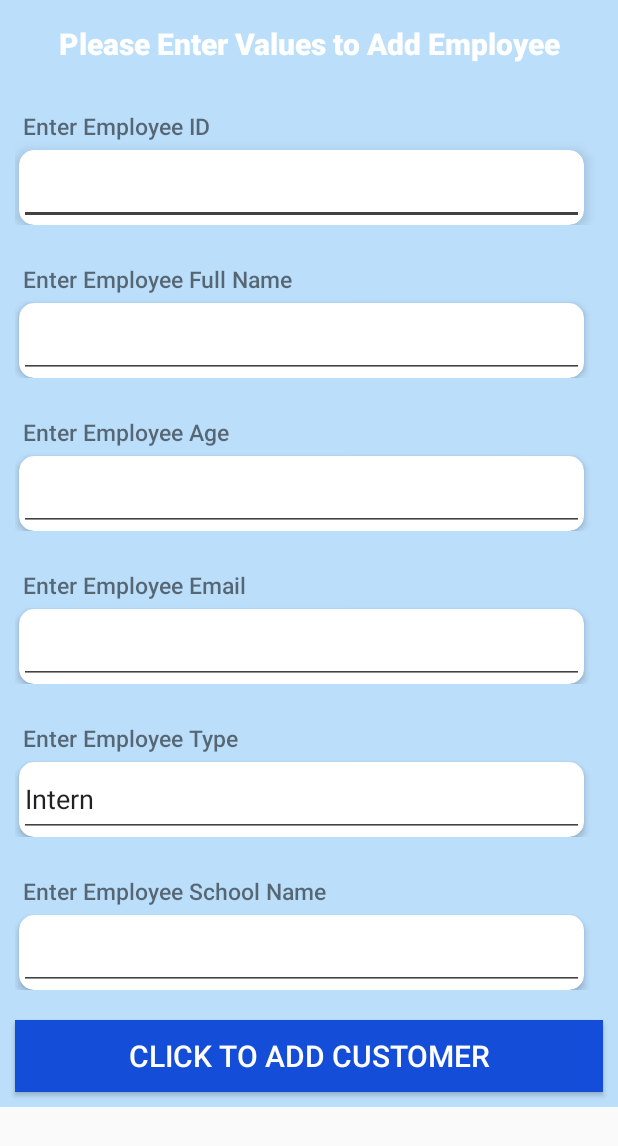
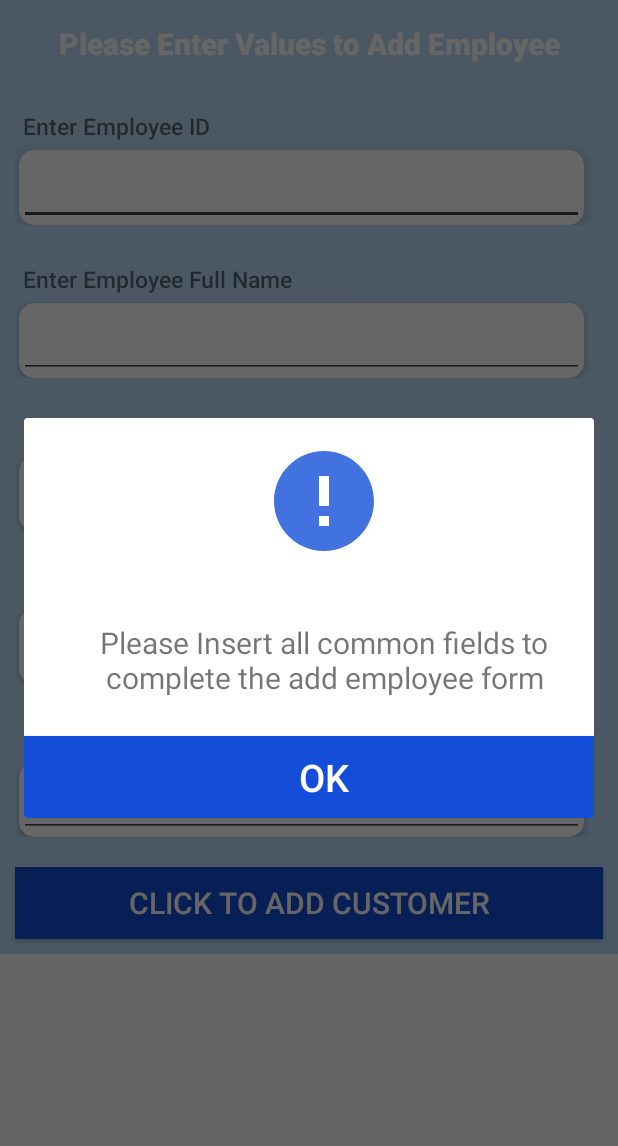
Before and after one commit to kuldeepbamrah/Group6_F2019_MAD3125_FP, an Android app: the fragment AddEmployeeFragment shown on its own in the app's theme, after a tap on "CLICK TO ADD CUSTOMER", on a phone screen of 412 x 824 dp. Shown: the top 1146 px of the screen. Run offline under Robolectric (Android 15) with nearby library versions, the phone set to English and light mode, and no system bars; our stand-ins replace Room's generated code.

Commit message:
creating employee all done

```diff
--- a/app/src/main/java/com/example/group6_f2019_mad3125_fp/ui/addemployee/AddEmployeeFragment.java
+++ b/app/src/main/java/com/example/group6_f2019_mad3125_fp/ui/addemployee/AddEmployeeFragment.java
@@ -1,20 +1,26 @@
 package com.example.group6_f2019_mad3125_fp.ui.addemployee;
 
+import android.app.Activity;
+import android.app.Dialog;
 import android.os.Bundle;
 import android.view.LayoutInflater;
 import android.view.View;
 import android.view.ViewGroup;
+import android.view.Window;
 import android.widget.AdapterView;
 import android.widget.ArrayAdapter;
 import android.widget.Button;
 import android.widget.EditText;
 import android.widget.Spinner;
+import android.widget.TextView;
 import android.widget.Toast;
 
 import androidx.annotation.NonNull;
 import androidx.annotation.Nullable;
 import androidx.fragment.app.Fragment;
 
+import com.example.group6_f2019_mad3125_fp.Activities.AddBillActivity;
+import com.example.group6_f2019_mad3125_fp.CustomDialog;
 import com.example.group6_f2019_mad3125_fp.ModelClasses.Employee;
 import com.example.group6_f2019_mad3125_fp.R;
 import com.example.group6_f2019_mad3125_fp.RoomDB.EmployeeDB;
@@ -25,7 +31,7 @@ import java.util.Objects;
 public class AddEmployeeFragment extends Fragment implements AdapterView.OnItemSelectedListener, View.OnClickListener
 {
     Spinner spinner;
-    EditText empType,empID,empFname,empAge,empEmail,empSchool,empSalary,empBonus,empFixedAmount,empHoursWorked,empHoursWorkedFT,empCommision,empHourlyRate, empHourlyRateFT;
+    EditText empType,empID,empFname,empAge,empSchool,empSalary,empBonus,empFixedAmount,empHoursWorked,empHoursWorkedFT,empCommision,empHourlyRate, empHourlyRateFT;
     View empFT,empComm,empIntern,empFixed;
     Button addEmp;
 
@@ -35,13 +41,10 @@ public class AddEmployeeFragment extends Fragment implements AdapterView.OnItemS
 
         View view = inflater.inflate(R.layout.fragment_addemployee,container,false);
         empType = view.findViewById(R.id.editTextEmpType);
-        empID = view.findViewById(R.id.textEmpID);
-        EmployeeDB employeeDB = EmployeeDB.getInstance(getContext());
-        Integer x = employeeDB.daoObjct().count();
-        //empID.setText(x);
+        empID = view.findViewById(R.id.editTextEmpID);
+
         empFname = view.findViewById(R.id.editTextEmpfname);
         empAge = view.findViewById(R.id.editTextEmpage);
-        empEmail = view.findViewById(R.id.editTextEmpemail);
         empFT =  view.findViewById(R.id.FullTime);
         empComm = view.findViewById(R.id.CommisionBasedPartTime);
         empIntern = view.findViewById(R.id.Intern);
@@ -89,6 +92,7 @@ public class AddEmployeeFragment extends Fragment implements AdapterView.OnItemS
     @Override
     public void onItemSelected(AdapterView<?> adapterView, View view, int i, long l)
     {
+
         String textposition =  adapterView.getSelectedItem().toString();
         empType.setText(textposition);
 
@@ -156,51 +160,145 @@ public class AddEmployeeFragment extends Fragment implements AdapterView.OnItemS
 
 
 
-    public void createemployee()
-    {
+    public void createemployee() {
         EmployeeDB employeeDB = EmployeeDB.getInstance(getContext());
         Integer x = employeeDB.daoObjct().count();
 
 
         String empname = empFname.getText().toString();
-        String empemail = empEmail.getText().toString();
-        String empage =  empAge.getText().toString();
+        String empage = empAge.getText().toString();
         String emptype = empType.getText().toString();
+        String schoolname = empSchool.getText().toString();
+        String salaryftime = empSalary.getText().toString();
+        String bonusftime = empBonus.getText().toString();
+        String hourscptime = empHoursWorked.getText().toString();
+        String ratecptime = empHourlyRate.getText().toString();
+        String cmsncptime = empCommision.getText().toString();
+        String hoursfptime = empHoursWorkedFT.getText().toString();
+        String ratefptime = empHourlyRateFT.getText().toString();
+        String fixedamountcptime = empFixedAmount.getText().toString();
 
 
+        if (empname.equals("") || empage.equals("") || emptype.equals("")) {
+            CustomDialog mydialog = new CustomDialog();
+            mydialog.showSingleDialog(getActivity(), "Please Insert all common fields to complete the add employee form");
 
-        switch (emptype)
-        {
+        } else {
+
+            switch (emptype) {
                 case "Intern":
 
-                String schoolname = empSchool.getText().toString();
-                Employee myemp = new Employee(x+1,empname,Integer.parseInt(empage),schoolname,emptype,0.0,0.0,0.0,0,0.0,0);
+                    if(empSchool.equals(""))
+                    {
+
+                        CustomDialog mydialog = new CustomDialog();
+                        mydialog.showSingleDialog(getActivity(), "Please Insert School Name field to complete the add employee form");
+
+
+                    }
+                    else {
+
+                        Employee myemp = new Employee(x + 1, empname, Integer.parseInt(empage), schoolname, emptype, 0.0, 0.0, 0.0, 0, 0.0, 0);
                         employeeDB.daoObjct().insert(myemp);
+                        Toast.makeText(getContext(),"Intern Employee Added Successfully",Toast.LENGTH_SHORT).show();
+                        getActivity().onBackPressed();
+                    }
                     break;
                 case "FullTime":
-                Double salaryftime = Double.parseDouble(empSalary.getText().toString());
-                Double bonusftime = Double.parseDouble(empBonus.getText().toString());
-                Employee myempftime = new Employee(x+1,empname,Integer.parseInt(empage),"",emptype,salaryftime,bonusftime,0.0,0,0.0,0);
+
+                    if(empSalary.equals("") || empBonus.equals(""))
+                    {
+
+                        CustomDialog mydialog = new CustomDialog();
+                        mydialog.showSingleDialog(getActivity(), "Please insert All Full Time Employee fields to complete the add employee form");
+
+
+                    }
+                    else {
+                        Employee myempftime = new Employee(x + 1, empname, Integer.parseInt(empage), "", emptype, Double.parseDouble(salaryftime), Double.parseDouble(bonusftime), 0.0, 0, 0.0, 0);
                         employeeDB.daoObjct().insert(myempftime);
+                        Toast.makeText(getContext(),"Full Time Employee Added Successfully",Toast.LENGTH_SHORT).show();
+
+                        getActivity().onBackPressed();
+
+                    }
                     break;
                 case "PartTime / Commissioned":
-                Integer hourscptime = Integer.parseInt(empHoursWorked.getText().toString());
-                Double ratecptime = Double.parseDouble(empHourlyRate.getText().toString());
-                Integer cmsncptime = Integer.parseInt(empCommision.getText().toString());
+                    if(hourscptime.equals("") || ratecptime.equals("") || cmsncptime.equals(""))
+                    {
 
-                Employee myempcptime = new Employee(x+1,empname,Integer.parseInt(empage),"",emptype,0.0,0.0,ratecptime,hourscptime,0.0,cmsncptime);
+                        CustomDialog mydialog = new CustomDialog();
+                        mydialog.showSingleDialog(getActivity(), "Please insert All Part Time Commision Employee fields to complete the add employee form");
+
+
+                    }
+                    else {
+
+                        Employee myempcptime = new Employee(x + 1, empname, Integer.parseInt(empage), "", emptype, 0.0, 0.0, Double.parseDouble(ratecptime), Integer.parseInt(hourscptime), 0.0, Integer.parseInt(cmsncptime));
                         employeeDB.daoObjct().insert(myempcptime);
+                        Toast.makeText(getContext(),"Part Time Commisioned Employee Added Successfully",Toast.LENGTH_SHORT).show();
+
+                        getActivity().onBackPressed();
+                    }
                     break;
                 case "PartTime / Fixed Amount":
-                Integer hoursfptime = Integer.parseInt(empHoursWorkedFT.getText().toString());
-                Double ratefptime = Double.parseDouble(empHourlyRateFT.getText().toString());
-                Double fixedamountcptime = Double.parseDouble(empFixedAmount.getText().toString());
 
-                Employee myempfptime = new Employee(x+1,empname,Integer.parseInt(empage),"",emptype,0.0,0.0,ratefptime,hoursfptime,fixedamountcptime,0);
+                    if(hoursfptime.equals("") || ratefptime.equals("") || fixedamountcptime.equals(""))
+                    {
+
+                        CustomDialog mydialog = new CustomDialog();
+                        mydialog.showSingleDialog(getActivity(), "Please insert All Part Time Commision Employee fields to complete the add employee form");
+
+
+                    }
+                    else {
+
+                        Employee myempfptime = new Employee(x + 1, empname, Integer.parseInt(empage), "", emptype, 0.0, 0.0, Double.parseDouble(ratefptime), Integer.parseInt(hoursfptime), Double.parseDouble(fixedamountcptime), 0);
                         employeeDB.daoObjct().insert(myempfptime);
+                        Toast.makeText(getContext(),"Part Time Fixed Amt Employee Added Successfully",Toast.LENGTH_SHORT).show();
+
+                        getActivity().onBackPressed();
+                    }
                     break;
 
             }
 
         }
     }
+
+
+
+    public void showDialog(final Activity context, String msg) {
+        final Dialog dialog = new Dialog(context);
+        dialog.requestWindowFeature(Window.FEATURE_NO_TITLE);
+        dialog.setCancelable(false);
+        dialog.setContentView(R.layout.custom_dialog_twobutton);
+
+        TextView text = (TextView) dialog.findViewById(R.id.dialogtext);
+        text.setText(msg);
+
+        Button dialogButton = (Button) dialog.findViewById(R.id.customButton);
+        dialogButton.setOnClickListener(new View.OnClickListener() {
+            @Override
+            public void onClick(View v) {
+
+                AddBillActivity mybill = new AddBillActivity();
+                mybill.createvehicle();
+
+                dialog.dismiss();
+                context.finish();
+            }
+        });
+        Button dialogNoButton = (Button) dialog.findViewById(R.id.customButtonNo);
+        dialogNoButton.setOnClickListener(new View.OnClickListener() {
+            @Override
+            public void onClick(View v) {
+                dialog.dismiss();
+            }
+        });
+
+
+        dialog.show();
+
+    }
+}
--- a/app/src/main/res/layout/fragment_addemployee.xml
+++ b/app/src/main/res/layout/fragment_addemployee.xml
@@ -184,46 +184,6 @@
 
 
             <TextView
-                android:id="@+id/text5"
-                android:layout_width="match_parent"
-                android:layout_height="wrap_content"
-                android:fontFamily="sans-serif-medium"
-                android:padding="5dp"
-                android:textSize="15dp"
-                android:text="Enter Employee Email" />
-
-            <androidx.cardview.widget.CardView
-                android:layout_width="match_parent"
-                android:layout_height="50dp"
-                android:layout_marginLeft="5dp"
-                app:cardCornerRadius="10dp"
-                app:cardElevation="3dp"
-                android:background="@color/cardview_dark_background"
-
-                android:layout_marginRight="10dp">
-
-
-                <EditText
-                    android:id="@+id/editTextEmpemail"
-                    android:layout_width="match_parent"
-                    android:layout_height="match_parent"
-                    android:singleLine="true"
-                    android:backgroundTint="@color/cardview_dark_background"/>
-
-            </androidx.cardview.widget.CardView>
-
-
-        </LinearLayout>
-
-        <LinearLayout
-            android:layout_width="match_parent"
-            android:layout_height="wrap_content"
-            android:layout_margin="10dp"
-            android:gravity="center"
-            android:orientation="vertical">
-
-
-            <TextView
                 android:id="@+id/textView6"
                 android:layout_width="match_parent"
                 android:layout_height="wrap_content"
@@ -300,6 +260,7 @@
                     android:layout_width="match_parent"
                     android:layout_height="match_parent"
                     android:singleLine="true"
+                    android:inputType="number"
                     android:backgroundTint="@color/cardview_dark_background"/>
 
             </androidx.cardview.widget.CardView>
@@ -319,6 +280,7 @@
                 android:layout_marginLeft="5dp"
                 app:cardCornerRadius="10dp"
                 app:cardElevation="3dp"
+
                 android:background="@color/cardview_dark_background"
 
                 android:layout_marginRight="10dp">
@@ -326,6 +288,7 @@
 
                 <EditText
                     android:id="@+id/editTextHrate"
+                    android:inputType="numberDecimal"
                     android:layout_width="match_parent"
                     android:layout_height="match_parent"
                     android:singleLine="true"
@@ -355,6 +318,7 @@
                 <EditText
                     android:id="@+id/editTextCommision"
                     android:layout_width="match_parent"
+                    android:inputType="number"
                     android:layout_height="match_parent"
                     android:singleLine="true"
                     android:backgroundTint="@color/cardview_dark_background"/>
@@ -438,6 +402,7 @@
 
                 <EditText
                     android:id="@+id/editTextHoursWorkedFT"
+                    android:inputType="number"
                     android:layout_width="match_parent"
                     android:layout_height="match_parent"
                     android:singleLine="true"
@@ -468,6 +433,7 @@
                     android:id="@+id/editTextHrateFT"
                     android:layout_width="match_parent"
                     android:layout_height="match_parent"
+                    android:inputType="numberDecimal"
                     android:singleLine="true"
                     android:backgroundTint="@color/cardview_dark_background"/>
 
@@ -496,6 +462,7 @@
                     android:id="@+id/editTextFixed"
                     android:layout_width="match_parent"
                     android:layout_height="match_parent"
+                    android:inputType="numberDecimal"
                     android:singleLine="true"
                     android:backgroundTint="@color/cardview_dark_background"/>
 
@@ -536,6 +503,7 @@
 
                 <EditText
                     android:id="@+id/editTextSalary"
+                    android:inputType="numberDecimal"
                     android:layout_width="match_parent"
                     android:layout_height="match_parent"
                     android:singleLine="true"
@@ -564,6 +532,7 @@
 
                 <EditText
                     android:id="@+id/editTextBonus"
+                    android:inputType="numberDecimal"
                     android:layout_width="match_parent"
                     android:layout_height="match_parent"
                     android:singleLine="true"
```
Lines whose indentation alone changed are shown as unchanged.
